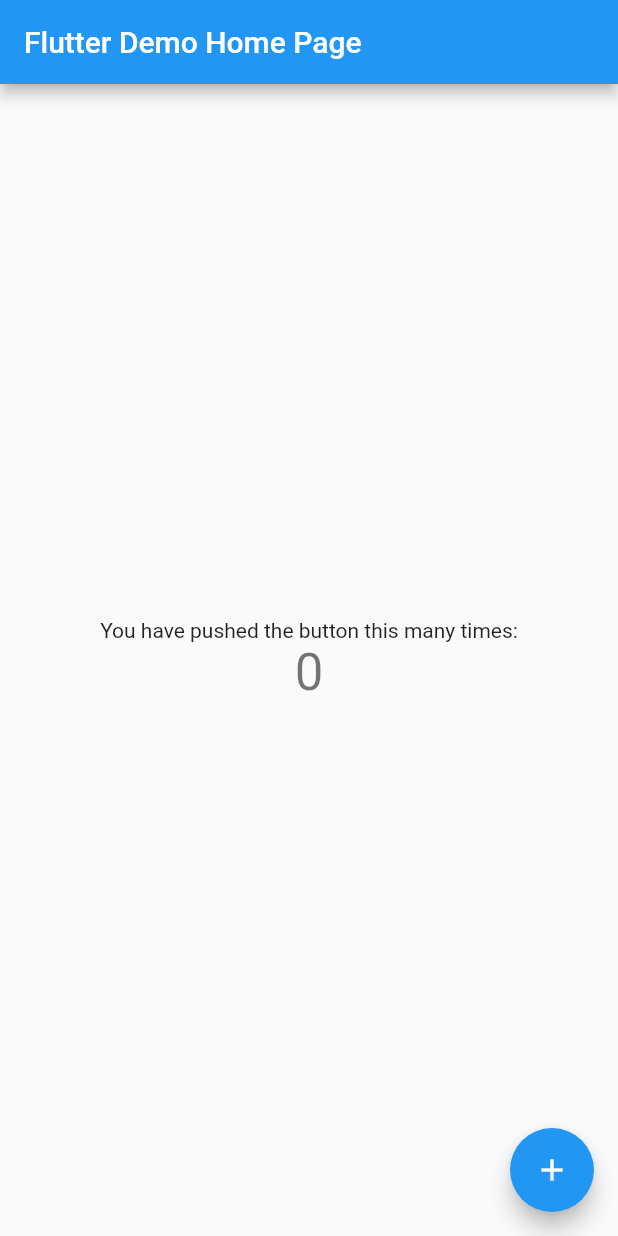
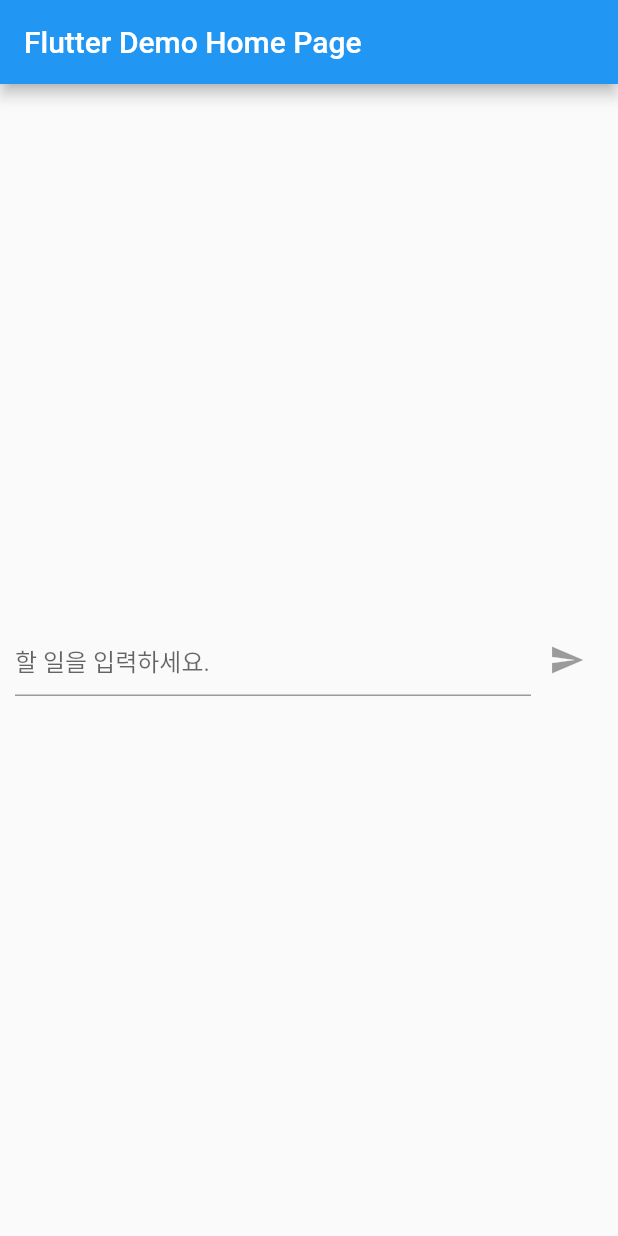
Before and after one commit to boring-km/flutter_todo, a Flutter app: the screen it shows after launch, on a phone screen of 412 x 824 dp. Run offline on Flutter 3.47's test engine with Material 2 defaults, Android fonts, the phone set to English and light mode, and no system bars.

Commit message:
[TD-05-ck] main.dart 만 커밋 할 일 입력 TextFormField 및 IconButton 생성

```diff
--- a/lib/main.dart
+++ b/lib/main.dart
@@ -26,13 +26,7 @@ class MyHomePage extends StatefulWidget {
 }
 
 class _MyHomePageState extends State<MyHomePage> {
-  int _counter = 0;
-
-  void _incrementCounter() {
-    setState(() {
-      _counter++;
-    });
-  }
+  final _todoTextEditController = TextEditingController();
 
   @override
   Widget build(BuildContext context) {
@@ -41,23 +35,38 @@ class _MyHomePageState extends State<MyHomePage> {
         title: Text(widget.title),
       ),
       body: Center(
-        child: Column(
-          mainAxisAlignment: MainAxisAlignment.center,
-          children: <Widget>[
-            Text(
-              'You have pushed the button this many times:',
-            ),
-            Text(
-              '$_counter',
-              style: Theme.of(context).textTheme.headline4,
-            ),
-          ],
+        child: Padding(
+          padding: const EdgeInsets.all(10.0),
+          child: Row(
+            mainAxisAlignment: MainAxisAlignment.end,
+            children: <Widget>[
+              Flexible(
+                child: TextFormField(
+                  controller: _todoTextEditController,
+                  validator: (value) {
+                    if (value.trim().isEmpty) {
+                      return '할 일을 입력하세요.';
+                    }
+                    return null;
+                  },
+                  decoration: InputDecoration(
+                    hintText: '할 일을 입력하세요.',
+                  ),
+                  onChanged: (text) {
+                    print(text);
+                  },
+                ),
+              ),
+              Container(
+                child: IconButton(
+                  color: Colors.blue,
+                  icon: Icon(Icons.send),
+
+                ),
+              )
+            ],
+          ),
         ),
-      ),
-      floatingActionButton: FloatingActionButton(
-        onPressed: _incrementCounter,
-        tooltip: 'Increment',
-        child: Icon(Icons.add),
       ),
     );
   }
```
